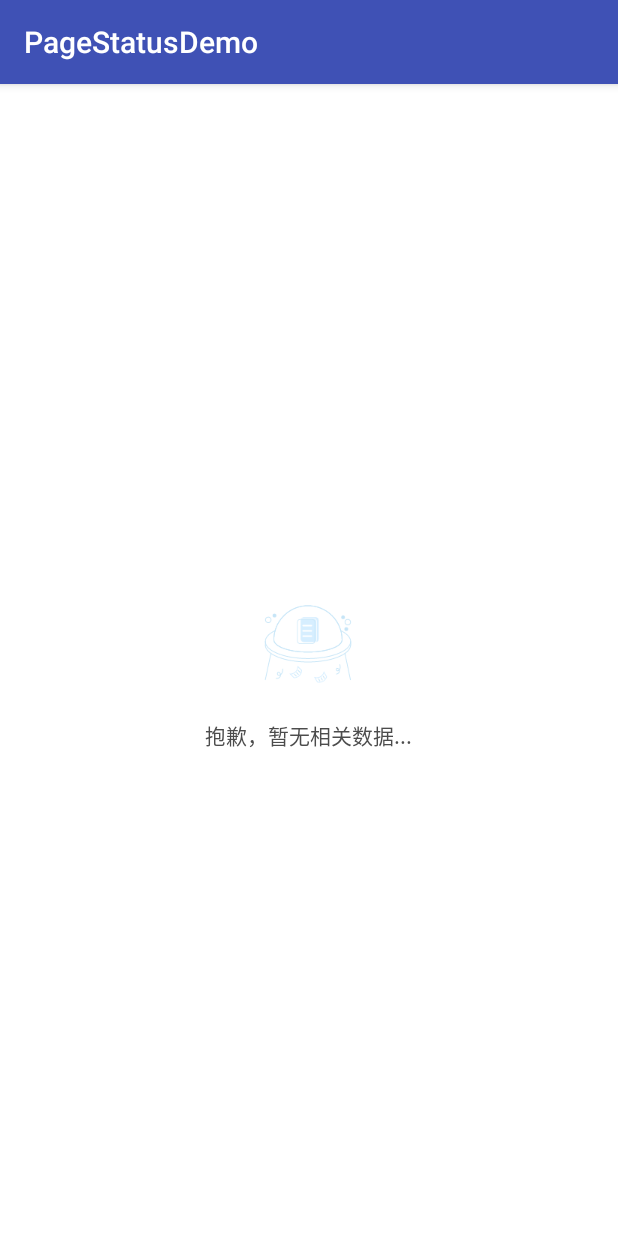
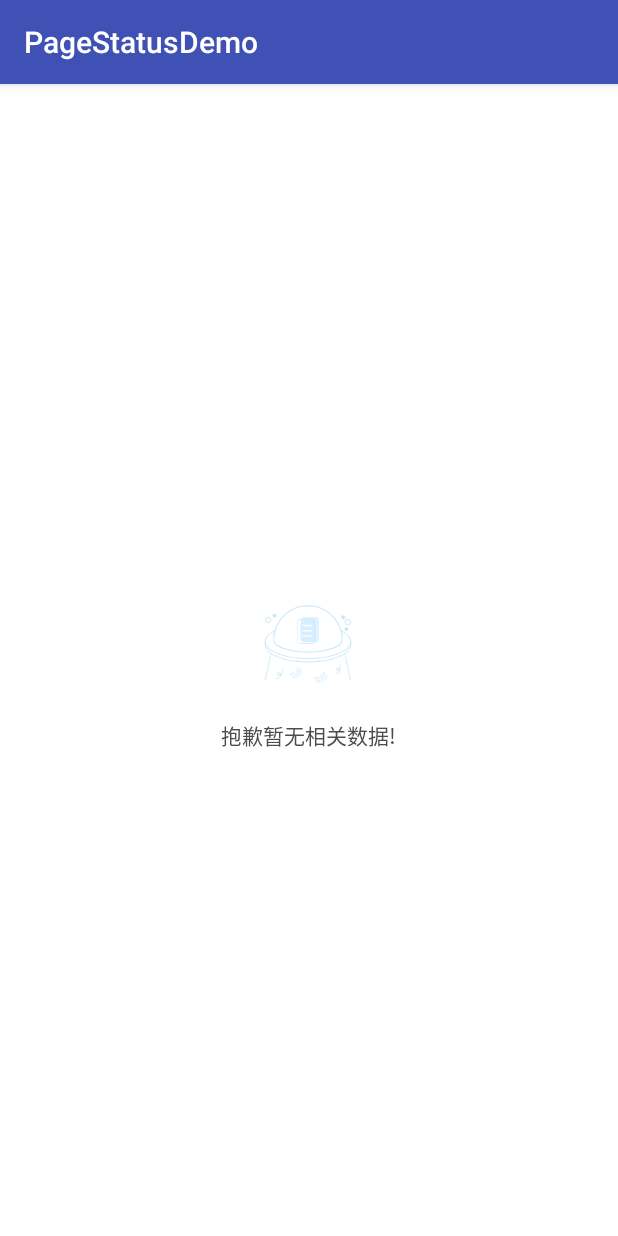
Before and after one commit to Xiaohy61/PageStatus, an Android app: the screen it shows after launch (MainActivity), on a phone screen of 412 x 824 dp. Run offline under Robolectric (Android 15) with nearby library versions, the phone set to English and light mode, and no system bars.

Commit message:
update the lib 1.0.1

```diff
--- a/app/src/main/java/com/skyward/android/pagestatusdemo/App.java
+++ b/app/src/main/java/com/skyward/android/pagestatusdemo/App.java
@@ -15,11 +15,12 @@ public class App extends Application {
     public void onCreate() {
         super.onCreate();
 
-        PageStatus.pageStatusConfig()
-                .buttonRetryText("点我重试")
-                .loadingTipText("")
-                .internetErrorTipText("网络出现错误...")
-                .noDataTipText("抱歉，暂无相关数据...")
-                .errorTipText("出错啦...");
+
+        new PageStatus.Builder()
+                .setLoadingTipText("数据加载中...")
+                .setInternetErrorText("网络出现错误...")
+                .setBtnRetryText("点我重试")
+                .setErrorTipText("发生错误...")
+                .setNoDataTipText("抱歉暂无相关数据!");
     }
 }
--- a/app/src/main/res/layout/activity_main.xml
+++ b/app/src/main/res/layout/activity_main.xml
@@ -11,6 +11,7 @@
     <com.skyward.pagestatus.PageStatus
         android:id="@+id/page_status_layout"
         android:layout_width="match_parent"
+        app:btnRetryText="@string/click_retry"
         android:layout_height="match_parent">
         <TextView
             android:layout_width="wrap_content"
--- a/pagestatus/build.gradle
+++ b/pagestatus/build.gradle
@@ -42,7 +42,7 @@ android {
     def gitUrl = 'https://github.com/Xiaohy61/PageStatus.git'// Git仓库的url
 
     // 版本号，下次更新是只需要更改版本号即可
-    version = "1.0.0"
+    version = "1.0.1"
     // 发布到组织名称名字，必须填写，一般填你唯一的包名
     group = "com.skyward.pagestatus"
     //发布到JCenter上的项目名字，必须填写
--- a/pagestatus/src/main/java/com/skyward/pagestatus/PageStatus.java
+++ b/pagestatus/src/main/java/com/skyward/pagestatus/PageStatus.java
@@ -47,26 +47,128 @@ public class PageStatus extends FrameLayout {
     private LinearLayout mErrorLayout;
     private ImageView errorImageView;
     private TextView mErrorTipText;
-
     private Context mContext;
-
-    private String loadingTipText;
-    private int noDataImage;
+    private static String loadingTipText;
     private String noDataTipText;
-    private int internetErrorImage;
-    private String internetErrorTipText;
+    private static String internetErrorTipText;
     private String btnRetryText;
     private String errorTipText;
+    private boolean isVisibleContent = true;
+
     private int errorImage;
+    private int internetErrorImage;
+    private int noDataImage;
+
     private int loadingTipTextColor;
     private int noDataTipTextColor;
     private int internetErrorTipTextColor;
     private int btnRetryTextColor;
     private int errorTipTextColor;
+    private int background;
+
+    private static String builderLoadingTipText;
+    private static String builderNoDataTipText;
+    private static String builderInternetErrorTipText;
+    private static String builderBtnRetryText;
+    private static String builderErrorTipText;
+
+    private static @DrawableRes
+    int builderNoDataImage = 0;
+    private static @DrawableRes
+    int builderInternetErrorImage = 0;
+    private static @DrawableRes
+    int builderErrorImage = 0;
+
+    private static @ColorRes
+    int builderInternetErrorTipTextColor = 0;
+    private static @ColorRes
+    int builderProgressBarTipTextColor = 0;
+    private static @ColorRes
+    int builderNoDataTipTextColor = 0;
+    private static @ColorRes
+    int builderBtnRetryTextColor = 0;
+    private static @ColorRes
+    int builderErrorTipTextColor = 0;
+    private static @ColorRes
+    int builderBackgroundColor = 0;
 
     private OnRetryListener mOnRetryListener;
 
-    private static PageStatusBuilder mStatusBuilder = new PageStatusBuilder();
+
+    public static class Builder {
+
+        public Builder setLoadingTipText(String text) {
+            PageStatus.builderLoadingTipText = text;
+            return this;
+        }
+
+        public Builder setNoDataTipText(String text) {
+            PageStatus.builderNoDataTipText = text;
+            return this;
+        }
+
+        public Builder setInternetErrorText(String text) {
+            PageStatus.builderInternetErrorTipText = text;
+            return this;
+        }
+
+        public Builder setBtnRetryText(String text) {
+            PageStatus.builderBtnRetryText = text;
+            return this;
+        }
+
+        public Builder setErrorTipText(String text) {
+            PageStatus.builderErrorTipText = text;
+            return this;
+        }
+
+
+        public Builder setNoDataImage(@DrawableRes int drawable) {
+            PageStatus.builderNoDataImage = drawable;
+            return this;
+        }
+
+        public Builder setInternetErrorImage(@DrawableRes int drawable) {
+            PageStatus.builderInternetErrorImage = drawable;
+            return this;
+        }
+
+        public Builder setErrorImage(@DrawableRes int drawable) {
+            PageStatus.builderErrorImage = drawable;
+            return this;
+        }
+
+        public Builder setProgressBarTipTextColor(@ColorRes int color) {
+            PageStatus.builderProgressBarTipTextColor = color;
+            return this;
+        }
+
+        public Builder setInterNetErrorTextColor(@ColorRes int color) {
+            PageStatus.builderInternetErrorTipTextColor = color;
+            return this;
+        }
+
+        public Builder setNoDataTipTextColor(@ColorRes int color) {
+            PageStatus.builderNoDataTipTextColor = color;
+            return this;
+        }
+
+        public Builder setBtnRetryTextColor(@ColorRes int color) {
+            PageStatus.builderBtnRetryTextColor = color;
+            return this;
+        }
+
+        public Builder setErrorTipTextColor(@ColorRes int color) {
+            PageStatus.builderErrorTipTextColor = color;
+            return this;
+        }
+
+        public Builder setBackgroundColor(@ColorRes int color) {
+            PageStatus.builderBackgroundColor = color;
+            return this;
+        }
+
+    }
 
 
     public PageStatus(Context context) {
@@ -98,60 +200,13 @@ public class PageStatus extends FrameLayout {
         errorImage = typedArray.getResourceId(R.styleable.PageStatus_errorImage, R.drawable.error_icon);
 
         loadingTipTextColor = typedArray.getColor(R.styleable.PageStatus_LoadingTipTextColor, ContextCompat.getColor(mContext, R.color.grey));
-        noDataTipTextColor = typedArray.getColor(R.styleable.PageStatus_noDataTipTextColor, getResources().getColor(R.color.grey));
-        internetErrorTipTextColor = typedArray.getColor(R.styleable.PageStatus_internetErrorTipTextColor, getResources().getColor(R.color.grey));
-        btnRetryTextColor = typedArray.getColor(R.styleable.PageStatus_btnRetryTextColor, getResources().getColor(R.color.grey));
-        errorTipTextColor = typedArray.getColor(R.styleable.PageStatus_errorTipTextColor, getResources().getColor(R.color.grey));
-
+        noDataTipTextColor = typedArray.getColor(R.styleable.PageStatus_noDataTipTextColor, ContextCompat.getColor(mContext, R.color.grey));
+        internetErrorTipTextColor = typedArray.getColor(R.styleable.PageStatus_internetErrorTipTextColor, ContextCompat.getColor(mContext, R.color.grey));
+        btnRetryTextColor = typedArray.getColor(R.styleable.PageStatus_btnRetryTextColor, ContextCompat.getColor(mContext, R.color.grey));
+        errorTipTextColor = typedArray.getColor(R.styleable.PageStatus_errorTipTextColor, ContextCompat.getColor(mContext, R.color.grey));
+        background = typedArray.getColor(R.styleable.PageStatus_pageStatusBackground, ContextCompat.getColor(mContext, R.color.white));
+        isVisibleContent = typedArray.getBoolean(R.styleable.PageStatus_isVisibleContent, true);
         typedArray.recycle();
-
-
-        if (mStatusBuilder.noDataImage != 0) {
-            this.noDataImage = mStatusBuilder.noDataImage;
-        }
-
-        if (mStatusBuilder.errorImage != 0) {
-            this.errorImage = mStatusBuilder.errorImage;
-        }
-
-        if (mStatusBuilder.internetErrorImage != 0) {
-            this.internetErrorImage = mStatusBuilder.internetErrorImage;
-        }
-
-        if (mStatusBuilder.loadingTipTextColor != 0) {
-            this.loadingTipTextColor = mStatusBuilder.loadingTipTextColor;
-        }
-        if (mStatusBuilder.noDataTipTextColor != 0) {
-            this.noDataTipTextColor = mStatusBuilder.noDataTipTextColor;
-        }
-        if (mStatusBuilder.internetErrorTipTextColor != 0) {
-            this.internetErrorTipTextColor = mStatusBuilder.internetErrorTipTextColor;
-        }
-        if (mStatusBuilder.btnRetryTextColor != 0) {
-            this.btnRetryTextColor = mStatusBuilder.btnRetryTextColor;
-        }
-        if (mStatusBuilder.errorTipTextColor != 0) {
-            this.errorTipTextColor = mStatusBuilder.errorTipTextColor;
-        }
-
-        if (!TextUtils.isEmpty(mStatusBuilder.loadingTipText)) {
-            this.loadingTipText = mStatusBuilder.loadingTipText;
-        }
-
-        if (!TextUtils.isEmpty(mStatusBuilder.noDataTipText)) {
-            this.noDataTipText = mStatusBuilder.noDataTipText;
-        }
-
-        if (!TextUtils.isEmpty(mStatusBuilder.internetErrorTipText)) {
-            this.internetErrorTipText = mStatusBuilder.internetErrorTipText;
-        }
-        if (!TextUtils.isEmpty(mStatusBuilder.btnRetryText)) {
-            this.btnRetryText = mStatusBuilder.btnRetryText;
-        }
-
-        if (!TextUtils.isEmpty(mStatusBuilder.errorTipText)) {
-            this.errorTipText = mStatusBuilder.errorTipText;
-        }
 
     }
 
@@ -160,6 +215,12 @@ public class PageStatus extends FrameLayout {
     protected void onFinishInflate() {
         super.onFinishInflate();
         mView = LayoutInflater.from(mContext).inflate(R.layout.page_status, null);
+        if (isVisibleContent) {
+            mView.setVisibility(GONE);
+        } else {
+            mView.setVisibility(VISIBLE);
+        }
+
         mPageStatusLayout = mView.findViewById(R.id.page_status_main_layout);
         mStartLoadingLayout = mView.findViewById(R.id.start_loading_layout);
         mProgressBarTipText = mView.findViewById(R.id.progress_bar_tip);
@@ -174,22 +235,23 @@ public class PageStatus extends FrameLayout {
         errorImageView = mView.findViewById(R.id.error_image);
         mErrorTipText = mView.findViewById(R.id.error_tip);
 
-        mProgressBarTipText.setText(loadingTipText);
-        mNoDataTip.setText(noDataTipText);
-        mInternetErrorTipText.setText(internetErrorTipText);
-        btnRetry.setText(btnRetryText);
-        mErrorTipText.setText(errorTipText);
+        mProgressBarTipText.setText(TextUtils.isEmpty(builderLoadingTipText) == true ? loadingTipText : builderLoadingTipText);
+        mNoDataTip.setText(TextUtils.isEmpty(builderNoDataTipText) == true ? noDataTipText : builderNoDataTipText);
+        mInternetErrorTipText.setText(TextUtils.isEmpty(builderInternetErrorTipText) == true ? internetErrorTipText : builderInternetErrorTipText);
+        btnRetry.setText(TextUtils.isEmpty(builderBtnRetryText) == true ? btnRetryText : builderBtnRetryText);
+        mErrorTipText.setText(TextUtils.isEmpty(builderErrorTipText) == true ? errorTipText : builderErrorTipText);
 
-        mNoDataImageView.setImageResource(noDataImage);
-        mInternetErrorImageView.setImageResource(internetErrorImage);
-        errorImageView.setImageResource(errorImage);
+        mNoDataImageView.setImageResource(builderNoDataImage == 0 ? noDataImage : builderErrorImage);
+        mInternetErrorImageView.setImageResource(builderInternetErrorImage == 0 ? internetErrorImage : builderInternetErrorImage);
+        errorImageView.setImageResource(builderErrorImage == 0 ? errorImage : builderErrorImage);
 
-        mProgressBarTipText.setTextColor(ContextCompat.getColor(mContext, loadingTipTextColor));
-        mNoDataTip.setTextColor(ContextCompat.getColor(mContext, noDataTipTextColor));
-        mInternetErrorTipText.setTextColor(ContextCompat.getColor(mContext, internetErrorTipTextColor));
-        btnRetry.setTextColor(ContextCompat.getColor(mContext, btnRetryTextColor));
-        mErrorTipText.setTextColor(ContextCompat.getColor(mContext, errorTipTextColor));
+        mProgressBarTipText.setTextColor(builderProgressBarTipTextColor == 0 ? loadingTipTextColor : ContextCompat.getColor(mContext, builderProgressBarTipTextColor));
+        mNoDataTip.setTextColor(builderNoDataTipTextColor == 0 ? noDataTipTextColor : ContextCompat.getColor(mContext, builderNoDataTipTextColor));
+        mInternetErrorTipText.setTextColor(builderInternetErrorTipTextColor == 0 ? internetErrorTipTextColor : ContextCompat.getColor(mContext, builderInternetErrorTipTextColor));
+        btnRetry.setTextColor(builderBtnRetryTextColor == 0 ? btnRetryTextColor : ContextCompat.getColor(mContext, builderBtnRetryTextColor));
+        mErrorTipText.setTextColor(builderErrorTipTextColor == 0 ? errorTipTextColor : ContextCompat.getColor(mContext, builderErrorTipTextColor));
 
+        mPageStatusLayout.setBackgroundColor(builderBackgroundColor == 0 ? background : ContextCompat.getColor(mContext, builderBackgroundColor));
 
         btnRetry.setOnClickListener(new OnClickListener() {
             @Override
@@ -204,10 +266,6 @@ public class PageStatus extends FrameLayout {
 
     }
 
-
-    public static PageStatusBuilder pageStatusConfig() {
-        return mStatusBuilder;
-    }
 
     public void setPageStatus(int pageStatus) {
         switch (pageStatus) {
@@ -248,97 +306,4 @@ public class PageStatus extends FrameLayout {
     }
 
 
-    public static class PageStatusBuilder {
-
-        private String loadingTipText;
-        private String errorTipText;
-        private String btnRetryText;
-        private String noDataTipText;
-        private String internetErrorTipText;
-
-        private @DrawableRes
-        int internetErrorImage;
-        private @DrawableRes
-        int noDataImage;
-        private @DrawableRes
-        int errorImage;
-
-        private @ColorRes
-        int loadingTipTextColor = R.color.grey;
-        private @ColorRes
-        int noDataTipTextColor = R.color.grey;
-        private @ColorRes
-        int internetErrorTipTextColor = R.color.grey;
-        private @ColorRes
-        int btnRetryTextColor = R.color.grey;
-        private @ColorRes
-        int errorTipTextColor = R.color.grey;
-
-        public PageStatusBuilder loadingTipText(String loadingTip) {
-            this.loadingTipText = loadingTip;
-            return this;
-        }
-
-        public PageStatusBuilder noDataImage(@DrawableRes int image) {
-            this.noDataImage = image;
-            return this;
-        }
-
-        public PageStatusBuilder noDataTipText(String noDataTip) {
-            this.noDataTipText = noDataTip;
-            return this;
-        }
-
-        public PageStatusBuilder internetErrorImage(@DrawableRes int image) {
-            this.internetErrorImage = image;
-            return this;
-        }
-
-        public PageStatusBuilder internetErrorTipText(String internetErrorTip) {
-            this.internetErrorTipText = internetErrorTip;
-            return this;
-        }
-
-        public PageStatusBuilder errorImage(@DrawableRes int error) {
-            this.errorImage = error;
-            return this;
-        }
-
-        public PageStatusBuilder errorTipText(String errorTip) {
-            this.errorTipText = errorTip;
-            return this;
-        }
-
-        public PageStatusBuilder buttonRetryText(String btnRetryText) {
-            this.btnRetryText = btnRetryText;
-            return this;
-        }
-
-        public PageStatusBuilder loadingTipTextColor(@ColorRes int color) {
-            this.loadingTipTextColor = color;
-            return this;
-        }
-
-        public PageStatusBuilder noDataTipTextColor(@ColorRes int color) {
-            this.noDataTipTextColor = color;
-            return this;
-        }
-
-        public PageStatusBuilder internetErrorTipTextColor(@ColorRes int color) {
-            this.internetErrorTipTextColor = color;
-            return this;
-        }
-
-        public PageStatusBuilder btnRetryTextColor(@ColorRes int color) {
-            this.btnRetryTextColor = color;
-            return this;
-        }
-
-        public PageStatusBuilder errorTipTextColor(@ColorRes int color) {
-            this.errorTipTextColor = color;
-            return this;
-        }
-    }
-
-
 }
--- a/pagestatus/src/main/res/values/attrs.xml
+++ b/pagestatus/src/main/res/values/attrs.xml
@@ -15,6 +15,8 @@
         <attr name="btnRetryTextColor" format="color"/>
         <attr name="errorTipText" format="string"/>
         <attr name="errorTipTextColor" format="color"/>
+        <attr name="pageStatusBackground" format="color"/>
+        <attr name="isVisibleContent" format="boolean"/>
     </declare-styleable>
 
 </resources>
--- a/pagestatus/src/main/res/values/colors.xml
+++ b/pagestatus/src/main/res/values/colors.xml
@@ -2,4 +2,5 @@
 <resources>
 
     <color name="grey">#ff4c4c4c</color>
+    <color name="white">#ffffff</color>
 </resources>
```
